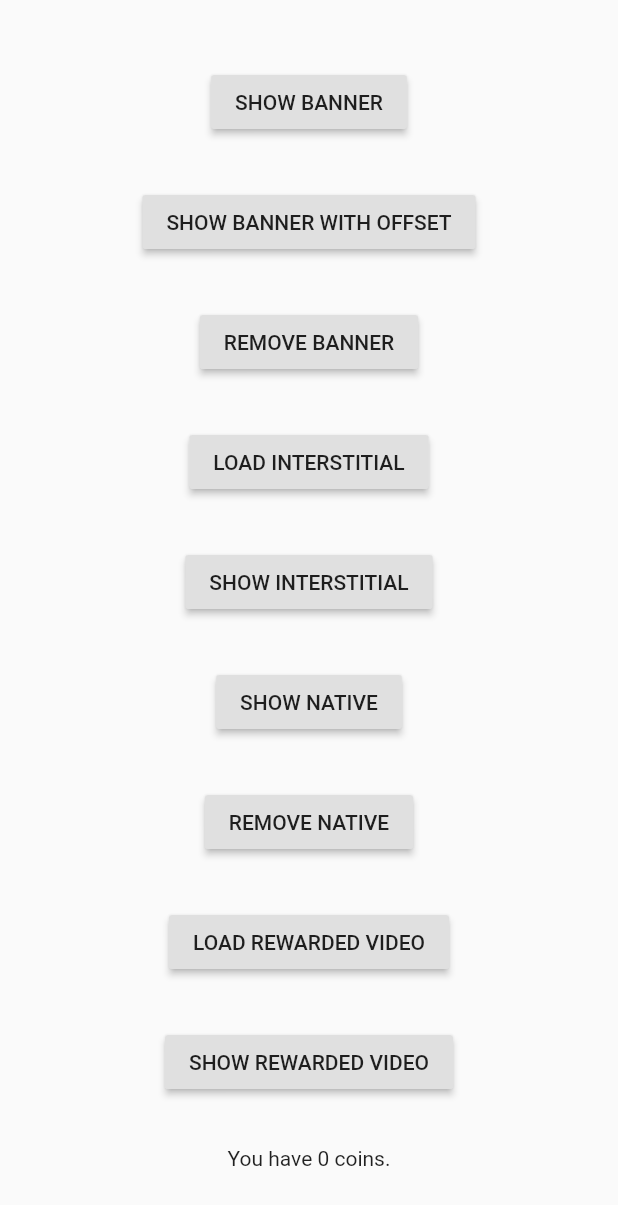
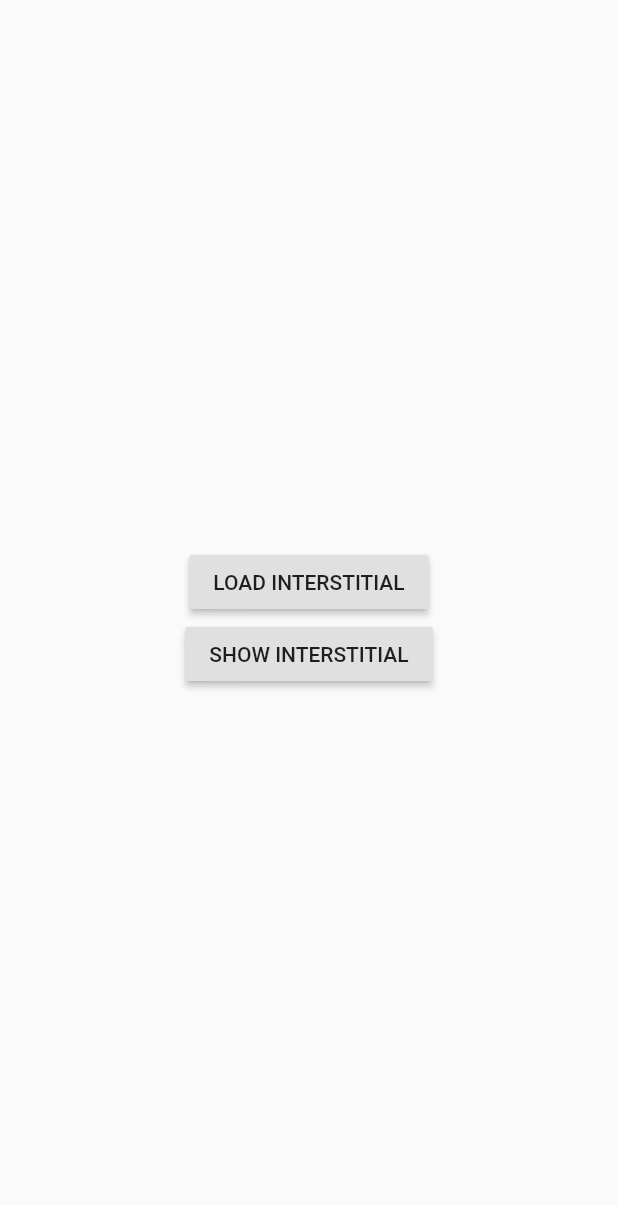
Before and after one commit to sagar98cyber/dummy_trainersside, a Flutter app: what admobServices() shows on an empty page, opened directly, on a phone screen of 412 x 824 dp. Shown: the top 1205 px of the screen. Run offline on Flutter 3.47's test engine with Material 2 defaults, Android fonts, the phone set to English and light mode, and no system bars; our stand-ins replace cloud_firestore, connectivity, firebase_auth, firebase_core, flutter_time_picker_spinner, fluttertoast and 2 more; missing offline and left inert: day_night_time_picker, day_picker, firebase_admob; accounts and stored records are empty.

Commit message:
new origin

```diff
--- a/lib/components/admobservices.dart
+++ b/lib/components/admobservices.dart
@@ -25,16 +25,6 @@ class _admobServicesState extends State<admobServices> {
   InterstitialAd _interstitialAd;
   int _coins = 0;
 
-  BannerAd createBannerAd() {
-    return BannerAd(
-      adUnitId: BannerAd.testAdUnitId,
-      size: AdSize.banner,
-      targetingInfo: targetingInfo,
-      listener: (MobileAdEvent event) {
-        print("BannerAd event $event");
-      },
-    );
-  }
 
   InterstitialAd createInterstitialAd() {
     return InterstitialAd(
@@ -46,23 +36,14 @@ class _admobServicesState extends State<admobServices> {
     );
   }
 
-  NativeAd createNativeAd() {
-    return NativeAd(
-      adUnitId: NativeAd.testAdUnitId,
-      factoryId: 'adFactoryExample',
-      targetingInfo: targetingInfo,
-      listener: (MobileAdEvent event) {
-        print("$NativeAd event $event");
-      },
-    );
-  }
+
 
   @override
   void initState() {
     super.initState();
     FirebaseAdMob.instance.initialize(appId: FirebaseAdMob.testAppId);
-    _bannerAd = createBannerAd()..load();
-    RewardedVideoAd.instance.listener =
+   // _bannerAd = createBannerAd()..load();
+  /*  RewardedVideoAd.instance.listener =
         (RewardedVideoAdEvent event, {String rewardType, int rewardAmount}) {
       print("RewardedVideoAd event $event");
       if (event == RewardedVideoAdEvent.rewarded) {
@@ -70,7 +51,7 @@ class _admobServicesState extends State<admobServices> {
           _coins += rewardAmount;
         });
       }
-    };
+    };*/
   }
 
   @override
@@ -89,28 +70,6 @@ class _admobServicesState extends State<admobServices> {
         mainAxisSize: MainAxisSize.min,
         children: <Widget>[
           RaisedButton(
-              child: const Text('SHOW BANNER'),
-              onPressed: () {
-                _bannerAd ??= createBannerAd();
-                _bannerAd
-                  ..load()
-                  ..show();
-              }),
-          RaisedButton(
-              child: const Text('SHOW BANNER WITH OFFSET'),
-              onPressed: () {
-                _bannerAd ??= createBannerAd();
-                _bannerAd
-                  ..load()
-                  ..show(horizontalCenterOffset: -50, anchorOffset: 100);
-              }),
-          RaisedButton(
-              child: const Text('REMOVE BANNER'),
-              onPressed: () {
-                _bannerAd?.dispose();
-                _bannerAd = null;
-              }),
-          RaisedButton(
             child: const Text('LOAD INTERSTITIAL'),
             onPressed: () {
               _interstitialAd?.dispose();
@@ -123,47 +82,7 @@ class _admobServicesState extends State<admobServices> {
               _interstitialAd?.show();
             },
           ),
-          RaisedButton(
-            child: const Text('SHOW NATIVE'),
-            onPressed: () {
-              _nativeAd ??= createNativeAd();
-              _nativeAd
-                ..load()
-                ..show(
-                  anchorType: Platform.isAndroid
-                      ? AnchorType.bottom
-                      : AnchorType.top,
-                );
-            },
-          ),
-          RaisedButton(
-            child: const Text('REMOVE NATIVE'),
-            onPressed: () {
-              _nativeAd?.dispose();
-              _nativeAd = null;
-            },
-          ),
-          RaisedButton(
-            child: const Text('LOAD REWARDED VIDEO'),
-            onPressed: () {
-              RewardedVideoAd.instance.load(
-                  adUnitId: RewardedVideoAd.testAdUnitId,
-                  targetingInfo: targetingInfo);
-            },
-          ),
-          RaisedButton(
-            child: const Text('SHOW REWARDED VIDEO'),
-            onPressed: () {
-              RewardedVideoAd.instance.show();
-            },
-          ),
-          Text("You have $_coins coins."),
-        ].map((Widget button) {
-          return Padding(
-            padding: const EdgeInsets.symmetric(vertical: 16.0),
-            child: button,
-          );
-        }).toList(),
+        ]
       ),
     //),
     );
```
